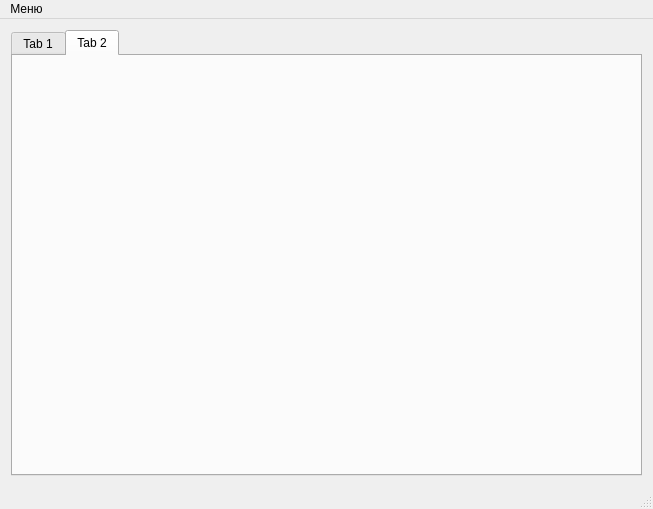
Farades/diplom, file computer/manager/mainwindow.ui: the form before one commit.
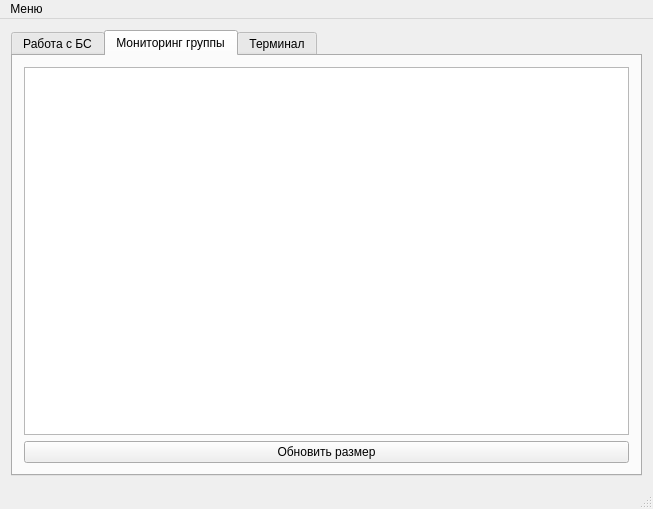
The form after the commit. The open tabs and pages were chosen to show the change.

What changed in the file:
```diff
--- a/computer/manager/mainwindow.ui
+++ b/computer/manager/mainwindow.ui
@@ -20,9 +20,32 @@
       <property name="currentIndex">
        <number>0</number>
       </property>
+      <widget class="QWidget" name="tab_3">
+       <attribute name="title">
+        <string>Работа с БС</string>
+       </attribute>
+       <layout class="QGridLayout" name="gridLayout"/>
+      </widget>
+      <widget class="QWidget" name="tab_2">
+       <attribute name="title">
+        <string>Мониторинг группы</string>
+       </attribute>
+       <layout class="QVBoxLayout" name="verticalLayout_3">
+        <item>
+         <widget class="QTableWidget" name="dronesTable"/>
+        </item>
+        <item>
+         <widget class="QPushButton" name="refreshDroneTableSize">
+          <property name="text">
+           <string>Обновить размер</string>
+          </property>
+         </widget>
+        </item>
+       </layout>
+      </widget>
       <widget class="QWidget" name="tab">
        <attribute name="title">
-        <string>Tab 1</string>
+        <string>Терминал</string>
        </attribute>
        <layout class="QVBoxLayout" name="verticalLayout_2">
         <item>
@@ -58,11 +81,6 @@
         </item>
        </layout>
       </widget>
-      <widget class="QWidget" name="tab_2">
-       <attribute name="title">
-        <string>Tab 2</string>
-       </attribute>
-      </widget>
      </widget>
     </item>
    </layout>
```
Left out of the diff: 8 changed lines with no effect on the pictures.
